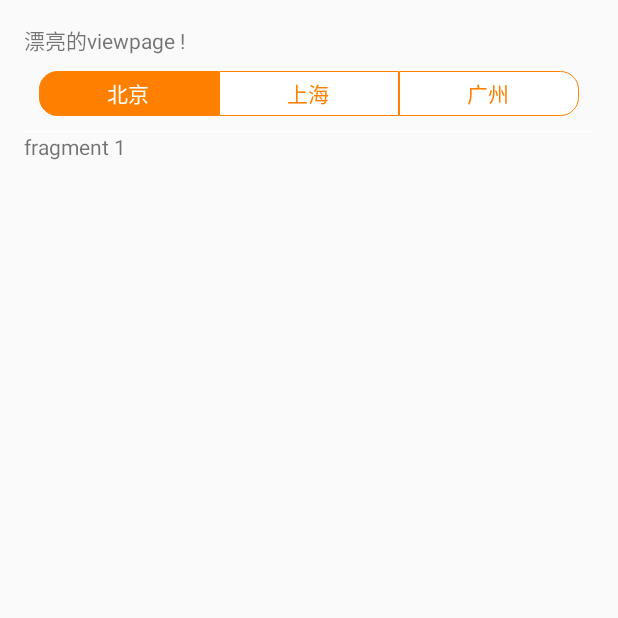
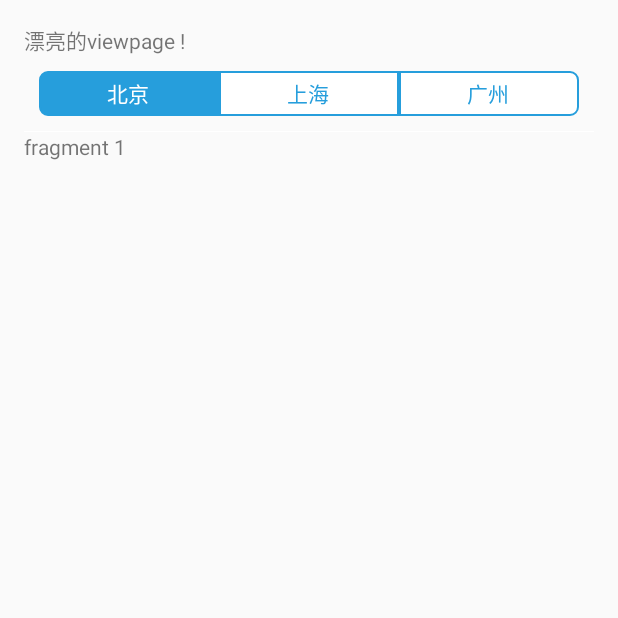
Before and after one commit to SelfImprCp/MyTabs, an Android app: the screen it shows after launch (MainActivity), on a phone screen of 412 x 824 dp, the top half of it. Run offline under Robolectric (Android 15) with nearby library versions, the phone set to English and light mode, and no system bars.

Commit message:
整理一下

```diff
--- a/app/src/main/java/com/cp/mytabs/MainActivity.java
+++ b/app/src/main/java/com/cp/mytabs/MainActivity.java
@@ -49,22 +49,22 @@ public class MainActivity extends FragmentActivity implements IFragmentCreate {
      *
      */
     private void initViewPageSetting() {
-
         MyTabSetting myTabSetting = new MyTabSetting();
         //设置圆角大小
-        myTabSetting.setmCorners(18);
+        myTabSetting.setmCorners(8);
         //设置边框宽度
-        myTabSetting.setmStrokeWidth(1);
+        myTabSetting.setmStrokeWidth(2);
         //设置边框颜色
-        myTabSetting.setmStrokeColor("#ff7f00");
+        myTabSetting.setmStrokeColor("#269edc");
         // 设置选中时内部的填充颜色
-        myTabSetting.setmSolidColor("#ff7f00");
+        myTabSetting.setmSolidColor("#269edc");
         //设置没有选中时内部填充颜色
         myTabSetting.setmNoSelectSolidColor("#FFFFFF");
         //设置选中时文字的颜色
         myTabSetting.setmTextSelectColor("#FFFFFF");
         // 设置 没有选中时文字的颜色
-        myTabSetting.setmTextNormalColor("#ff7f00");
+        myTabSetting.setmTextNormalColor("#269edc");
+
 
 
     }
--- a/app/src/main/res/layout/activity_main.xml
+++ b/app/src/main/res/layout/activity_main.xml
@@ -3,16 +3,12 @@
     xmlns:tools="http://schemas.android.com/tools"
     android:layout_width="match_parent"
     android:layout_height="match_parent"
+    android:orientation="vertical"
     android:paddingBottom="@dimen/activity_vertical_margin"
     android:paddingLeft="@dimen/activity_horizontal_margin"
-    android:orientation="vertical"
     android:paddingRight="@dimen/activity_horizontal_margin"
     android:paddingTop="@dimen/activity_vertical_margin"
     tools:context="com.cp.mytabs.MainActivity">
-
-
-
-
 
 
     <TextView
@@ -21,12 +17,10 @@
         android:text="漂亮的viewpage !" />
 
 
-
     <FrameLayout
         android:id="@+id/fragment_container"
         android:layout_width="wrap_content"
         android:layout_height="wrap_content"></FrameLayout>
 
 
-
 </LinearLayout>
```
